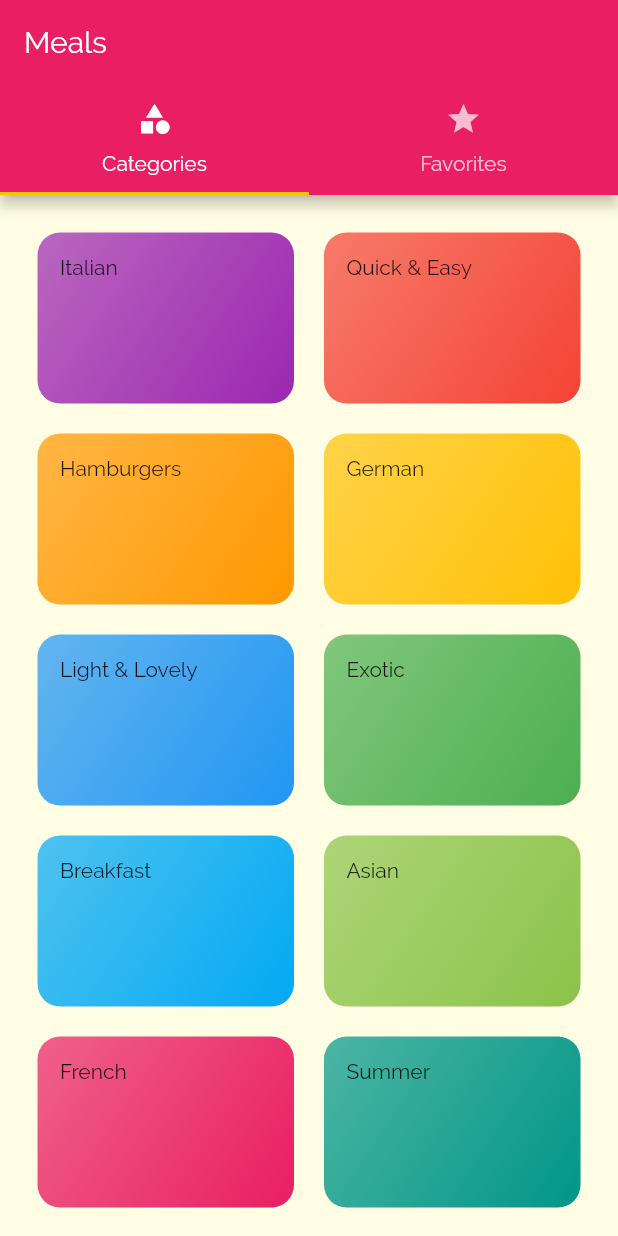
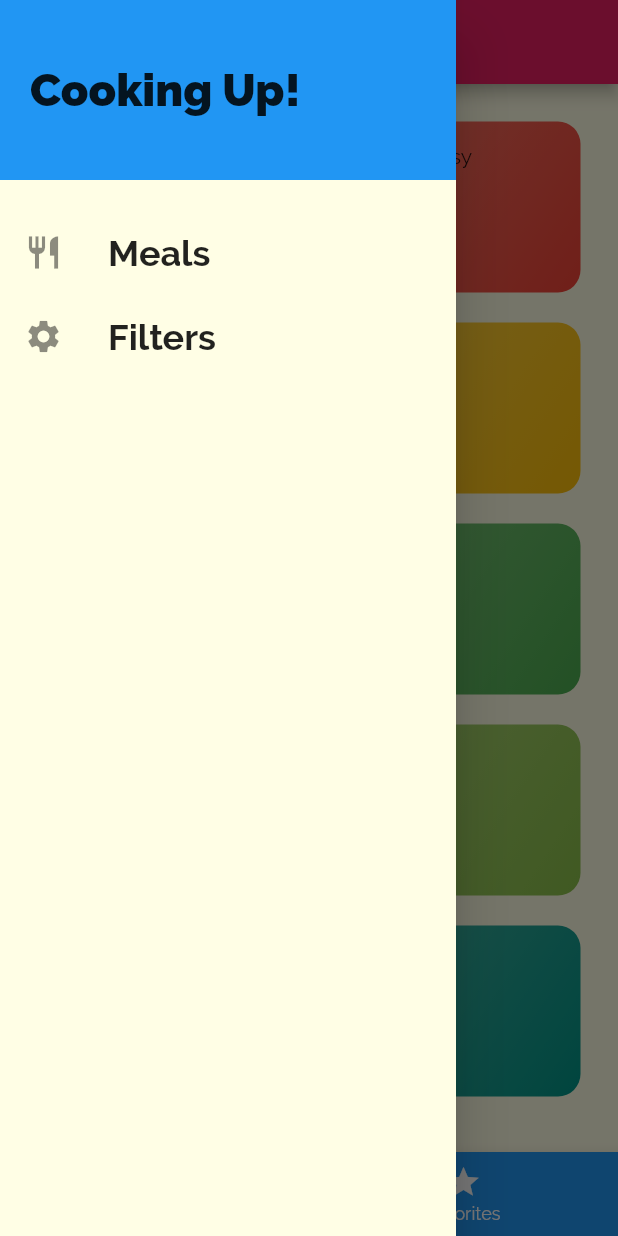
Before and after one commit to serhatmercan/MealApp, a Flutter app: the screen it shows after launch, with the side drawer open (before the commit the screen has no drawer), on a phone screen of 412 x 824 dp. Run offline on Flutter 3.47's test engine with Material 2 defaults, Android fonts, the phone set to English and light mode, and no system bars.

Commit message:
The App has been edited.

```diff
--- a/lib/main.dart
+++ b/lib/main.dart
@@ -1,4 +1,7 @@
-import 'package:MealsApp/screens/meal_detail_screen.dart';
+import './dummy_data.dart';
+import 'models/meal.dart';
+import 'screens/filters_screen.dart';
+import 'screens/meal_detail_screen.dart';
 import 'screens/tabs_screen.dart';
 import 'screens/category_meals_screen.dart';
 import 'screens/categories_screen.dart';
@@ -6,25 +9,82 @@ import 'package:flutter/material.dart';
 
 void main() => runApp(MyApp());
 
-class MyApp extends StatelessWidget {
+class MyApp extends StatefulWidget {
+  @override
+  _MyAppState createState() => _MyAppState();
+}
+
+class _MyAppState extends State<MyApp> {
+  Map<String, bool> _filters = {
+    "gluten": false,
+    "lactose": false,
+    "vegan": false,
+    "vegetarian": false,
+  };
+
+  List<Meal> _availableMeals = DUMMY_MEALS;
+  List<Meal> _favoriteMeals = [];
+
+  void _setFilters(Map<String, bool> filterData) {
+    setState(() {
+      _filters = filterData;
+
+      _availableMeals = DUMMY_MEALS.where((element) {
+        if (_filters["gluten"] && !element.isGlutenFree) {
+          return false;
+        }
+        if (_filters["lactose"] && !element.isLactoseFree) {
+          return false;
+        }
+        if (_filters["vegan"] && !element.isVegan) {
+          return false;
+        }
+        if (_filters["vegetarian"] && !element.isVegetarian) {
+          return false;
+        }
+
+        return true;
+      }).toList();
+    });
+  }
+
+  void _toggleFavorite(String mealId) {
+    final existingIndex = _favoriteMeals.indexWhere((element) => element.id == mealId);
+
+    if (existingIndex >= 0) {
+      setState(() => _favoriteMeals.removeAt(existingIndex));
+    } else {
+      setState(() => _favoriteMeals.add(DUMMY_MEALS.firstWhere((element) => element.id == mealId)));
+    }
+  }
+
+  bool _isMealFavorite(String mealId) {
+    return _favoriteMeals.any((element) => element.id == mealId);
+  }
+
   @override
   Widget build(BuildContext context) {
     return MaterialApp(
-      title: 'DeliMeals',
-      theme: ThemeData(
-        accentColor: Colors.amber,
-        canvasColor: Color.fromRGBO(255, 254, 229, 1),
-        fontFamily: "Raleway",
-        primarySwatch: Colors.pink,
-      ),
+      title: 'SMERCAN Meals',
+      theme: buildThemeData(),
       initialRoute: "/",
       onGenerateRoute: (settings) => MaterialPageRoute(builder: (context) => CategoriesScreen()),
       onUnknownRoute: (settings) => MaterialPageRoute(builder: (context) => CategoriesScreen()),
       routes: {
-        "/": (context) => TabsScreen(),
-        CategoryMealsScreen.routeName: (context) => CategoryMealsScreen(),
-        MealDetailScreen.routeName: (context) => MealDetailScreen(),
+        "/": (context) => TabsScreen(_favoriteMeals),
+        CategoryMealsScreen.routeName: (context) => CategoryMealsScreen(_availableMeals),
+        MealDetailScreen.routeName: (context) => MealDetailScreen(_toggleFavorite, _isMealFavorite),
+        FiltersScreen.routeName: (context) => FiltersScreen(_filters, _setFilters),
       },
     );
   }
+
+  ThemeData buildThemeData() {
+    return ThemeData(
+      accentColor: Colors.amber,
+      canvasColor: Color.fromRGBO(255, 254, 229, 1),
+      fontFamily: "Raleway",
+      primarySwatch: Colors.pink,
+    );
+  }
 }
--- a/lib/screens/categories_screen.dart
+++ b/lib/screens/categories_screen.dart
@@ -6,14 +6,18 @@ class CategoriesScreen extends StatelessWidget {
   @override
   Widget build(BuildContext context) {
     return GridView(
-      gridDelegate: SliverGridDelegateWithMaxCrossAxisExtent(
-        maxCrossAxisExtent: 200,
-        childAspectRatio: 3 / 2,
-        crossAxisSpacing: 20,
-        mainAxisSpacing: 20,
-      ),
+      gridDelegate: buildSliverGridDelegateWithMaxCrossAxisExtent(),
       padding: const EdgeInsets.all(25),
       children: DUMMY_CATEGORIES.map((e) => CategoryItem(e.id, e.title, e.color)).toList(),
     );
   }
+
+  SliverGridDelegateWithMaxCrossAxisExtent buildSliverGridDelegateWithMaxCrossAxisExtent() {
+    return SliverGridDelegateWithMaxCrossAxisExtent(
+      maxCrossAxisExtent: 200,
+      childAspectRatio: 3 / 2,
+      crossAxisSpacing: 20,
+      mainAxisSpacing: 20,
+    );
+  }
 }
--- a/lib/screens/tabs_screen.dart
+++ b/lib/screens/tabs_screen.dart
@@ -1,40 +1,72 @@
+import '../models/meal.dart';
+import '../widgets/drawer_item.dart';
 import 'categories_screen.dart';
 import 'favorites_screen.dart';
 import 'package:flutter/material.dart';
 
 class TabsScreen extends StatefulWidget {
+  final List<Meal> favoriteMeals;
+
+  TabsScreen(this.favoriteMeals);
+
   @override
   _TabsScreenState createState() => _TabsScreenState();
 }
 
 class _TabsScreenState extends State<TabsScreen> {
+  List<Map<String, Object>> _pages;
+
+  int _selectedPageIndex = 0;
+
+  @override
+  void initState() {
+    _pages = [
+      {
+        "page": CategoriesScreen(),
+        "title": "Categories",
+      },
+      {
+        "page": FavoritesScreen(widget.favoriteMeals),
+        "title": "Favorites",
+      },
+    ];
+
+    super.initState();
+  }
+
+  void _selectPage(int index) {
+    setState(() {
+      _selectedPageIndex = index;
+    });
+  }
+
   @override
   Widget build(BuildContext context) {
-    return DefaultTabController(
-      length: 2,
-      child: Scaffold(
-        appBar: AppBar(
-          bottom: TabBar(
-            tabs: <Widget>[
-              Tab(
-                icon: Icon(Icons.category),
-                text: "Categories",
-              ),
-              Tab(
-                icon: Icon(Icons.star),
-                text: "Favorites",
-              ),
-            ],
-          ),
-          title: Text("Meals"),
+    return Scaffold(
+      appBar: AppBar(title: Text(_pages[_selectedPageIndex]["title"])),
+      body: _pages[_selectedPageIndex]["page"],
+      bottomNavigationBar: buildBottomNavigationBar(),
+      drawer: DrawerItem(),
+    );
+  }
+
+  BottomNavigationBar buildBottomNavigationBar() {
+    return BottomNavigationBar(
+      backgroundColor: Colors.blue,
+      currentIndex: _selectedPageIndex,
+      selectedItemColor: Colors.yellow,
+      unselectedItemColor: Colors.white,
+      onTap: _selectPage,
+      items: [
+        BottomNavigationBarItem(
+          icon: Icon(Icons.category),
+          title: Text("Categories"),
         ),
-        body: TabBarView(
-          children: [
-            CategoriesScreen(),
-            FavoritesScreen(),
-          ],
+        BottomNavigationBarItem(
+          icon: Icon(Icons.star),
+          title: Text("Favorites"),
         ),
-      ),
+      ],
     );
   }
 }
--- a/lib/widgets/category_item.dart
+++ b/lib/widgets/category_item.dart
@@ -24,21 +24,33 @@ class CategoryItem extends StatelessWidget {
       borderRadius: BorderRadius.circular(15),
       splashColor: Theme.of(context).primaryColor,
       onTap: () => selectCategory(context),
-      child: Container(
+      child: buildContainer(),
+    );
+  }
+
+  Container buildContainer() {
+    return Container(
       padding: const EdgeInsets.all(15),
-        decoration: BoxDecoration(
+      decoration: buildBoxDecoration(),
+      child: Text(title),
+    );
+  }
+
+  BoxDecoration buildBoxDecoration() {
+    return BoxDecoration(
       borderRadius: BorderRadius.circular(15),
-          gradient: LinearGradient(
+      gradient: buildLinearGradient(),
+    );
+  }
+
+  LinearGradient buildLinearGradient() {
+    return LinearGradient(
       begin: Alignment.topLeft,
       end: Alignment.bottomRight,
       colors: [
         color.withOpacity(0.7),
         color,
       ],
-          ),
-        ),
-        child: Text(title),
-      ),
     );
   }
 }
--- /dev/null
+++ b/lib/widgets/drawer_item.dart
@@ -0,0 +1,76 @@
+import 'package:MealsApp/screens/filters_screen.dart';
+import 'package:flutter/material.dart';
+
+class DrawerItem extends StatelessWidget {
+  Widget buildListTile(String title, IconData icon, Function onTap) {
+    return ListTile(
+      leading: buildListTileIcon(icon),
+      title: buildListTileText(title),
+      onTap: onTap,
+    );
+  }
+
+  Icon buildListTileIcon(IconData icon) {
+    return Icon(
+      icon,
+      size: 26,
+    );
+  }
+
+  Text buildListTileText(String title) {
+    return Text(
+      title,
+      style: TextStyle(
+        fontSize: 24,
+        fontWeight: FontWeight.bold,
+      ),
+    );
+  }
+
+  @override
+  Widget build(BuildContext context) {
+    return Drawer(
+      child: buildColumn(context),
+    );
+  }
+
+  Column buildColumn(BuildContext context) {
+    return Column(
+      children: [
+        buildContainer(),
+        SizedBox(height: 20),
+        buildListTile(
+          "Meals",
+          Icons.restaurant,
+          () => Navigator.of(context).pushReplacementNamed("/"),
+        ),
+        buildListTile(
+          "Filters",
+          Icons.settings,
+          () => Navigator.of(context).pushReplacementNamed(FiltersScreen.routeName),
+        ),
+      ],
+    );
+  }
+
+  Container buildContainer() {
+    return Container(
+      alignment: Alignment.centerLeft,
+      color: Colors.blue,
+      height: 120,
+      width: double.infinity,
+      padding: EdgeInsets.all(20),
+      child: buildContainerText(),
+    );
+  }
+
+  Text buildContainerText() {
+    return Text(
+      "Cooking Up!",
+      style: TextStyle(
+        fontSize: 30,
+        fontWeight: FontWeight.w900,
+      ),
+    );
+  }
+}
```
Also changed, not shown: lib/screens/category_meals_screen.dart (+41 -12 lines), lib/screens/favorites_screen.dart (+33 -1 lines), lib/screens/filters_screen.dart (added, +114 -0 lines), lib/screens/meal_detail_screen.dart (+35 -9 lines), lib/widgets/meal_item.dart (+95 -37 lines). Lines whose indentation alone changed are shown as unchanged.
